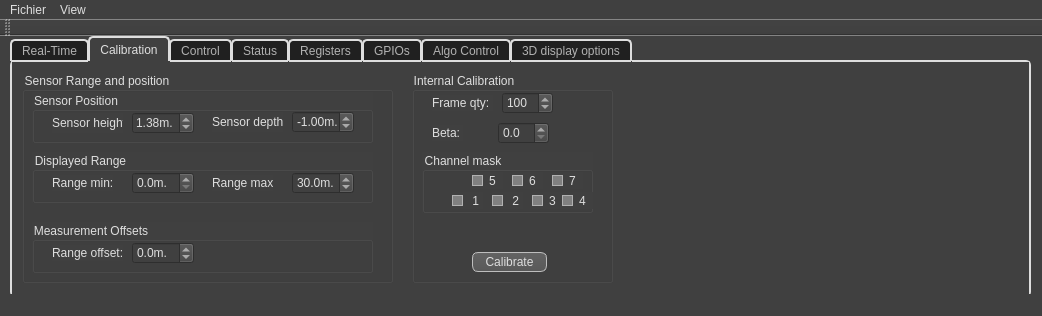
Before: the Qt Designer form src/AWLQtDemo/awlqtdemo.ui in samanwaya-jena/EVAL-ADAL6110-16-GUI, drawn with Qt 5.
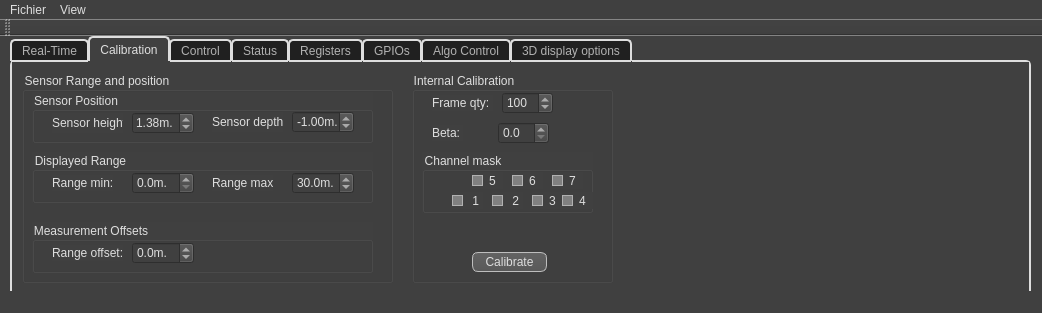
After: the same form once the commit is applied. Icons and pictures are not drawn.

The edit to the form file:
```diff
--- a/src/AWLQtDemo/awlqtdemo.ui
+++ b/src/AWLQtDemo/awlqtdemo.ui
@@ -7,7 +7,7 @@
     <x>0</x>
     <y>0</y>
     <width>1042</width>
-    <height>316</height>
+    <height>313</height>
    </rect>
   </property>
   <property name="sizePolicy">
```
Left out of the diff: 86 changed lines with no effect on the pictures.
